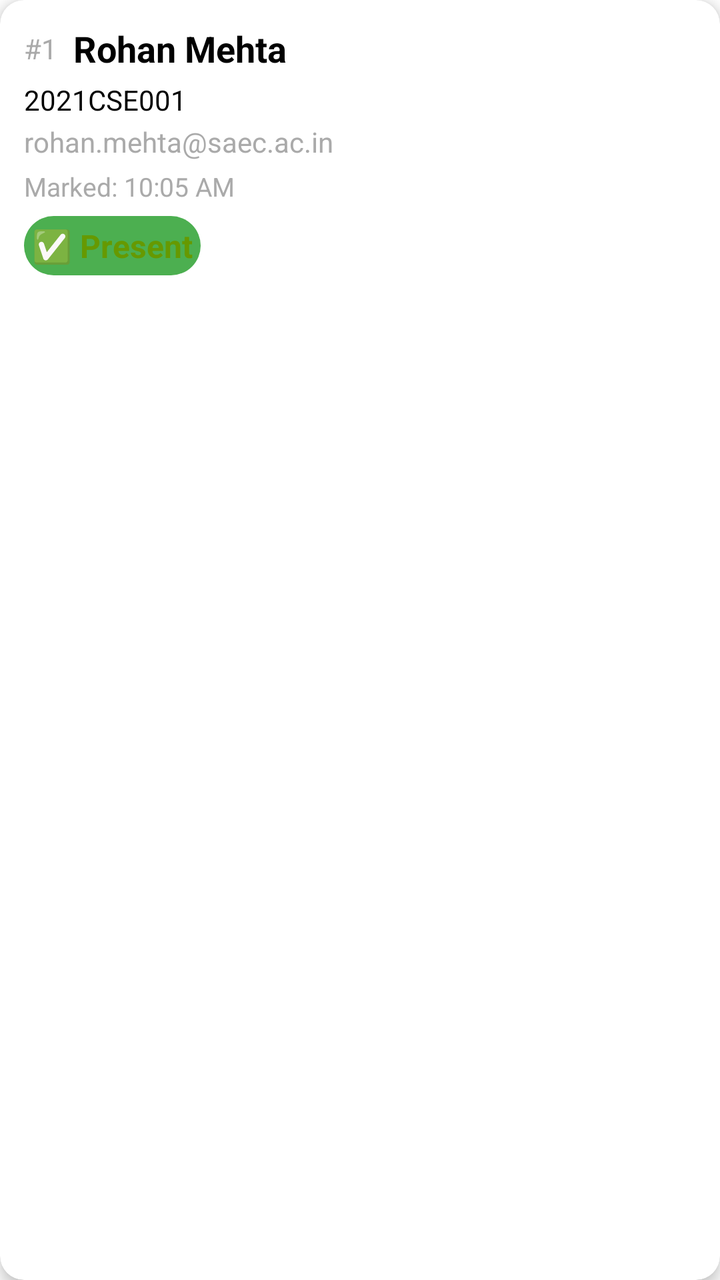
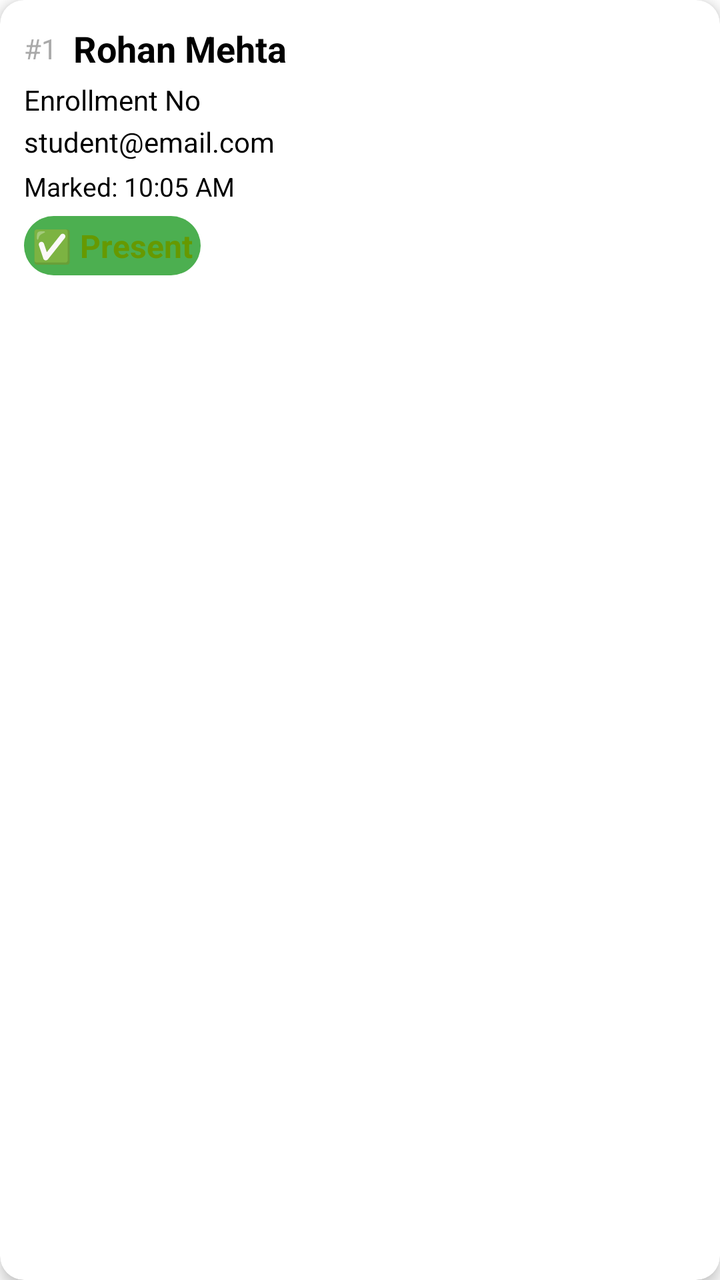

An Android layout rendered at two revisions. The XML below is the earlier revision; the diff shows what the commit changed to produce the second picture.
<!-- AndroidManifest.xml: application theme Theme.SmartAttendanceSystem -->
<!-- res/layout/item_attendance_record.xml -->
<?xml version="1.0" encoding="utf-8"?>
<androidx.cardview.widget.CardView
    xmlns:android="http://schemas.android.com/apk/res/android"
    xmlns:app="http://schemas.android.com/apk/res-auto"
    android:layout_width="match_parent"
    android:layout_height="wrap_content"
    android:layout_margin="8dp"
    app:cardCornerRadius="12dp"
    app:cardElevation="4dp"
    app:cardBackgroundColor="@android:color/white">

    <LinearLayout
        android:layout_width="match_parent"
        android:layout_height="wrap_content"
        android:orientation="vertical"
        android:padding="12dp">

        
        <LinearLayout
            android:layout_width="match_parent"
            android:layout_height="wrap_content"
            android:orientation="horizontal"
            android:gravity="center_vertical">

            <TextView
                android:id="@+id/tv_serial_number"
                android:layout_width="wrap_content"
                android:layout_height="wrap_content"
                android:text="#1"
                android:textColor="@android:color/darker_gray"
                android:textSize="14sp"
                android:layout_marginEnd="8dp" />

            <TextView
                android:id="@+id/tv_student_name"
                android:layout_width="wrap_content"
                android:layout_height="wrap_content"
                android:text="Rohan Mehta"
                android:textColor="@android:color/black"
                android:textStyle="bold"
                android:textSize="18sp" />
        </LinearLayout>

        
        <TextView
            android:id="@+id/tv_enrollment_no"
            android:layout_width="wrap_content"
            android:layout_height="wrap_content"
            android:text="2021CSE001"
            android:textColor="@android:color/black"
            android:textSize="14sp"
            android:layout_marginTop="4dp" />

        
        <TextView
            android:id="@+id/tv_student_email"
            android:layout_width="wrap_content"
            android:layout_height="wrap_content"
            android:text="rohan.mehta@saec.ac.in"
            android:textColor="@android:color/darker_gray"
            android:textSize="14sp"
            android:layout_marginTop="2dp" />

        
        <TextView
            android:id="@+id/tv_marked_time"
            android:layout_width="wrap_content"
            android:layout_height="wrap_content"
            android:text="Marked: 10:05 AM"
            android:textColor="@android:color/darker_gray"
            android:textSize="13sp"
            android:layout_marginTop="4dp" />

        
        <TextView
            android:id="@+id/tv_status"
            android:layout_width="wrap_content"
            android:layout_height="wrap_content"
            android:text="✅ Present"
            android:textColor="@android:color/holo_green_dark"
            android:textStyle="bold"
            android:textSize="16sp"
            android:padding="4dp"
            android:layout_marginTop="6dp"
            android:background="@drawable/status_background" />
    </LinearLayout>

</androidx.cardview.widget.CardView>
<!-- resources referenced by this layout -->
<resources>
  <!-- drawable status_background (drawable) -->
  <?xml version="1.0" encoding="utf-8"?>
  <shape xmlns:android="http://schemas.android.com/apk/res/android"
      android:shape="rectangle">
      
      <solid android:color="@color/green_500" />
      
      <corners android:radius="20dp" />
          
  </shape>
  <style name="Theme.SmartAttendanceSystem" parent="Theme.MaterialComponents.DayNight.NoActionBar">
          <item name="colorPrimary">@color/main_500</item>
          <item name="colorPrimaryVariant">@color/main_700</item>
          <item name="colorOnPrimary">@color/white</item>
          <item name="colorSecondary">@color/teal_700</item>
          <item name="colorSecondaryVariant">@color/teal_200</item>
          <item name="colorOnSecondary">@color/black</item>
          <item name="android:statusBarColor" tools:targetApi="l">?attr/colorPrimaryVariant</item>
      </style>
  <color name="green_500">#4CAF50</color>
  <color name="main_500">#2196F3</color>
  <color name="main_700">#1976D2</color>
  <color name="white">#FFFFFF</color>
  <color name="teal_700">#00796B</color>
  <color name="teal_200">#80CBC4</color>
  <color name="black">#000000</color>
</resources>

<!-- the commit's change to res/layout/item_attendance_record.xml (unified diff, before → after) -->
@@ -46,7 +46,7 @@
             android:id="@+id/tv_enrollment_no"
             android:layout_width="wrap_content"
             android:layout_height="wrap_content"
-            android:text="2021CSE001"
+            android:text="Enrollment No"
             android:textColor="@android:color/black"
             android:textSize="14sp"
             android:layout_marginTop="4dp" />
@@ -56,8 +56,8 @@
             android:id="@+id/tv_student_email"
             android:layout_width="wrap_content"
             android:layout_height="wrap_content"
-            android:text="rohan.mehta@saec.ac.in"
-            android:textColor="@android:color/darker_gray"
+            android:text="student@email.com"
+            android:textColor="@android:color/black"
             android:textSize="14sp"
             android:layout_marginTop="2dp" />
 
@@ -67,7 +67,7 @@
             android:layout_width="wrap_content"
             android:layout_height="wrap_content"
             android:text="Marked: 10:05 AM"
-            android:textColor="@android:color/darker_gray"
+            android:textColor="@android:color/black"
             android:textSize="13sp"
             android:layout_marginTop="4dp" />
 
